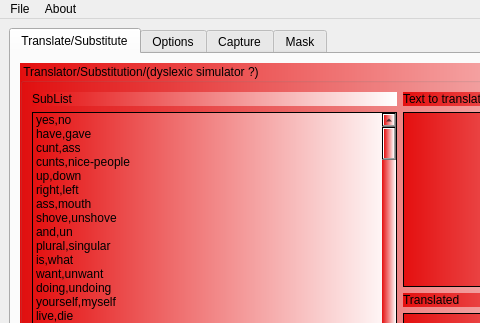
This is mainwindow.ui in netpipe/RightHand as Qt 5 draws it before an edit; both pictures show x 0 to 480 and y 0 to 323 of the 800 by 600 pixel window. The edited form follows.
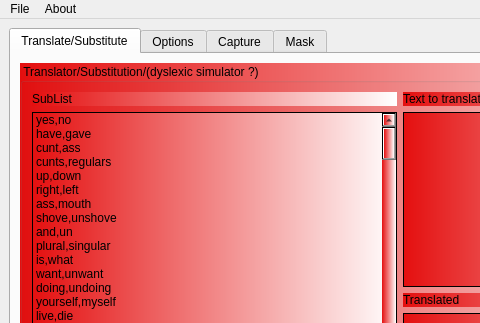
This is the edited form.

```diff
--- a/mainwindow.ui
+++ b/mainwindow.ui
@@ -69,7 +69,7 @@
              </item>
              <item>
               <property name="text">
-               <string>cunts,nice-people</string>
+               <string>cunts,regulars</string>
               </property>
              </item>
              <item>
```
